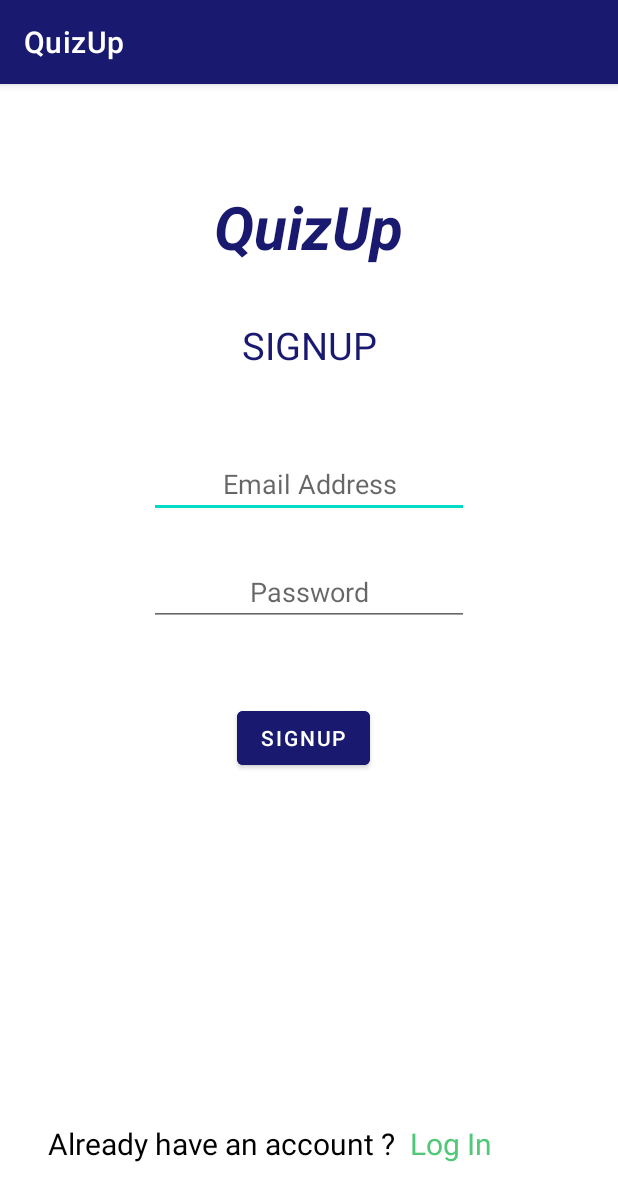
After one commit to Aritra995/QuizUp, an Android app: the SignUpActivity screen opened directly, with no data from a screen before it, on a phone screen of 412 x 824 dp. The commit adds this screen. Shown: the top 1201 px of the screen. Run offline under Robolectric (Android 15) with nearby library versions, the phone set to English and light mode, and no system bars; our stand-ins replace Firebase (no records; nobody signed in at launch, a user with empty details on screens opened directly).

Commit message:
Fixed Signup and Login issues

```diff
--- /dev/null
+++ b/app/src/main/java/com/example/myapplication/SignUpActivity.java
@@ -0,0 +1,90 @@
+package com.example.myapplication;
+
+import android.content.Intent;
+import android.util.Log;
+import android.util.Patterns;
+import android.view.View;
+import android.widget.Button;
+import android.widget.EditText;
+import android.widget.TextView;
+import android.widget.Toast;
+import androidx.annotation.NonNull;
+import androidx.appcompat.app.AppCompatActivity;
+import android.os.Bundle;
+import com.google.android.gms.tasks.OnCompleteListener;
+import com.google.android.gms.tasks.Task;
+import com.google.firebase.auth.AuthResult;
+import com.google.firebase.auth.FirebaseAuth;
+import com.google.firebase.auth.FirebaseUser;
+
+public class SignUpActivity extends AppCompatActivity implements View.OnClickListener {
+    EditText email, Password;
+    Button signup;
+    TextView loginText;
+    private FirebaseAuth mAuth;
+    private static final String TAG = "SignUpActivity";
+
+    @Override
+    protected void onCreate(Bundle savedInstanceState) {
+        mAuth = FirebaseAuth.getInstance();
+        super.onCreate(savedInstanceState);
+        setContentView(R.layout.activity_sign_up);
+        email = findViewById(R.id.editTextTextEmailAddressSignUp);
+        Password = findViewById(R.id.editTextTextPasswordSignUp);
+        signup = findViewById(R.id.buttonSignup);
+        signup.setOnClickListener(this::onClick);
+        loginText = findViewById(R.id.login_link);
+        loginText.setOnClickListener(new View.OnClickListener() {
+            @Override
+            public void onClick(View view) {
+                Intent intent = new Intent(SignUpActivity.this, MainActivity.class);
+                startActivity(intent);
+            }
+        });
+    }
+
+    @Override
+    public void onClick(View view) {
+        switch (view.getId()) {
+            case R.id.buttonSignup: {
+                if( emailValidator(email,view) && Password.getText().toString().length() >=6){
+                    authentication(email.getText().toString(),Password.getText().toString());
+                }
+                else {
+                    Toast.makeText(SignUpActivity.this,"Invalid email address or password",Toast.LENGTH_LONG).show();
+                }
+            }
+        }
+    }
+
+    private void authentication(String email, String password) {
+        mAuth.createUserWithEmailAndPassword(email, password)
+                .addOnCompleteListener(this, new OnCompleteListener<AuthResult>() {
+                    @Override
+                    public void onComplete(@NonNull Task<AuthResult> task) {
+                        if (task.isSuccessful()) {
+                            // Sign in success, update UI with the signed-in user's information
+                            FirebaseUser user = mAuth.getCurrentUser();
+                            Log.d(TAG, "createUserWithEmail:success" + user.getDisplayName());
+                            mAuth.signOut();
+                            Toast.makeText(SignUpActivity.this,"Signup success",Toast.LENGTH_SHORT).show();
+                            Intent intent = new Intent(SignUpActivity.this, MainActivity.class);
+                            startActivity(intent);
+                        } else {
+                            // If sign in fails, display a message to the user.
+                            Log.w(TAG, "createUserWithEmail:failure", task.getException());
+                            Toast.makeText(SignUpActivity.this, "Authentication failed.Try Logging In",
+                                    Toast.LENGTH_SHORT).show();
+                        }
+                    }
+                });
+    }
+    private boolean emailValidator(EditText email,View view){
+        String emailText = email.getText().toString();
+        if( !emailText.isEmpty() && Patterns.EMAIL_ADDRESS.matcher(emailText).matches()){
+            return true;
+        }else{
+            return false;
+        }
+    }
+}
--- /dev/null
+++ b/app/src/main/res/layout/activity_sign_up.xml
@@ -0,0 +1,77 @@
+<?xml version="1.0" encoding="utf-8"?>
+<androidx.constraintlayout.widget.ConstraintLayout
+        xmlns:android="http://schemas.android.com/apk/res/android"
+        xmlns:tools="http://schemas.android.com/tools"
+        xmlns:app="http://schemas.android.com/apk/res-auto"
+        android:layout_width="match_parent"
+        android:layout_height="match_parent"
+        tools:context=".SignUpActivity">
+    <Button
+            android:text="@string/signup"
+            android:layout_width="wrap_content"
+            android:backgroundTint="#191970"
+            android:layout_height="wrap_content" android:id="@+id/buttonSignup"
+            app:layout_constraintStart_toStartOf="parent" app:layout_constraintEnd_toEndOf="parent"
+            app:layout_constraintTop_toTopOf="parent" android:layout_marginTop="412dp"
+            app:layout_constraintHorizontal_bias="0.489"/>
+    <EditText
+            android:layout_width="wrap_content"
+            android:layout_height="wrap_content"
+            android:inputType="textEmailAddress"
+            android:ems="10"
+            android:hint="Email Address"
+            android:textAlignment="center"
+            android:id="@+id/editTextTextEmailAddressSignUp"
+            app:layout_constraintStart_toStartOf="parent"
+            app:layout_constraintEnd_toEndOf="parent" app:layout_constraintTop_toTopOf="parent"
+            android:layout_marginTop="244dp" android:gravity="center_horizontal"/>
+    <EditText
+            android:layout_width="wrap_content"
+            android:layout_height="wrap_content"
+            android:inputType="textPassword"
+            android:hint="Password"
+            android:textAlignment="center"
+            android:ems="10"
+            android:id="@+id/editTextTextPasswordSignUp"
+            app:layout_constraintStart_toStartOf="parent" app:layout_constraintEnd_toEndOf="parent"
+            android:gravity="center_horizontal" app:layout_constraintTop_toTopOf="parent"
+            android:layout_marginTop="316dp"/>
+    <TextView
+            android:text="QuizUp"
+            android:textStyle="bold|italic"
+            android:textSize="40dp"
+            android:textColor="#191970"
+            android:layout_width="wrap_content"
+            android:layout_height="wrap_content" android:id="@+id/textView4"
+            app:layout_constraintEnd_toEndOf="parent" app:layout_constraintStart_toStartOf="parent"
+            app:layout_constraintTop_toTopOf="parent" android:layout_marginTop="68dp"
+            app:layout_constraintHorizontal_bias="0.498"/>
+    <TextView
+            android:text="Already have an account ?"
+            android:textColor="@color/black"
+            android:textSize="20dp"
+            android:layout_width="wrap_content"
+            android:layout_height="wrap_content" android:id="@+id/textView"
+            app:layout_constraintStart_toStartOf="parent" android:layout_marginLeft="32dp"
+            android:layout_marginStart="32dp" app:layout_constraintBottom_toBottomOf="parent"
+            android:layout_marginBottom="48dp"/>
+    <TextView
+            android:text="Log In"
+            android:textSize="20dp"
+            android:textColor="#50C878"
+            android:layout_width="wrap_content"
+            android:layout_height="wrap_content" android:id="@+id/login_link"
+            app:layout_constraintStart_toEndOf="@+id/textView" app:layout_constraintEnd_toEndOf="parent"
+            app:layout_constraintBottom_toBottomOf="parent" app:layout_constraintHorizontal_bias="0.1"
+            android:layout_marginBottom="48dp"/>
+    <TextView
+            android:text="SIGNUP"
+            android:textColor="#191970"
+            android:textSize="25dp"
+            android:layout_width="wrap_content"
+            android:layout_height="wrap_content" android:id="@+id/login_signup"
+            app:layout_constraintEnd_toEndOf="parent" app:layout_constraintStart_toStartOf="parent"
+            app:layout_constraintBottom_toTopOf="@+id/editTextTextEmailAddressSignUp" android:layout_marginBottom="48dp"
+            app:layout_constraintTop_toTopOf="parent" android:layout_marginTop="152dp"
+    />
+</androidx.constraintlayout.widget.ConstraintLayout>
--- a/app/src/main/res/values/themes.xml
+++ b/app/src/main/res/values/themes.xml
@@ -13,8 +13,20 @@
         <item name="android:statusBarColor" tools:targetApi="l">@color/app_bar_color</item>
         <!-- Customize your theme here. -->
     </style>
+    <style name="splashTheme" parent="Theme.AppCompat.Light.NoActionBar">
+        <!-- Primary brand color. -->
+        <item name="colorPrimary">@color/app_bar_color</item>
+        <item name="colorPrimaryVariant">@color/purple_700</item>
+        <item name="colorOnPrimary">@color/white</item>
+    </style>
     <style name="ThemeOverlay.MyApplication.FullscreenContainer" parent="">
         <item name="fullscreenBackgroundColor">@color/light_blue_600</item>
         <item name="fullscreenTextColor">@color/light_blue_A200</item>
     </style>
+    <style name="Theme.MyApplication.NoActionBar">
+        <item name="windowActionBar">false</item>
+        <item name="windowNoTitle">true</item>
+    </style>
+    <style name="Theme.MyApplication.AppBarOverlay" parent="ThemeOverlay.AppCompat.Dark.ActionBar"/>
+    <style name="Theme.MyApplication.PopupOverlay" parent="ThemeOverlay.AppCompat.Light"/>
 </resources>
```
Also changed, not shown: app/src/main/AndroidManifest.xml (+10 -2 lines), app/src/main/java/com/example/myapplication/HomeFragment.java (+12 -25 lines), app/src/main/java/com/example/myapplication/SignupActivity.java (deleted, +0 -18 lines), app/src/main/java/com/example/myapplication/SignupFragment.java (deleted, +0 -236 lines), app/src/main/java/com/example/myapplication/SplashActivity.java (added, +36 -0 lines), app/src/main/res/layout/activity_splash.xml (added, +19 -0 lines), app/src/main/res/layout/fragment_signup.xml (deleted, +0 -47 lines), app/src/main/res/values/strings.xml (+9 -0 lines).
